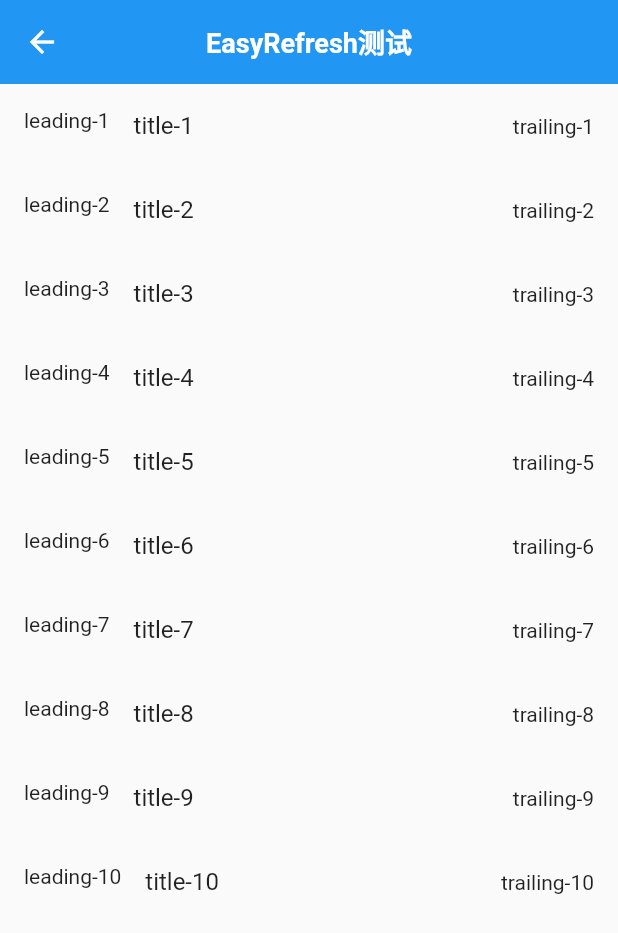
After one commit to FlyNothing/flutter_demo, a Flutter app: the EasyRefreshPage screen opened directly, on a phone screen of 412 x 824 dp. The commit adds this screen. Shown: the top 933 px of the screen. Run offline on Flutter 3.47's test engine with Material 2 defaults, Android fonts, the phone set to English and light mode, and no system bars; drawn by our look-alikes of easy_refresh; our stand-ins replace cached_network_image, dio, flutter_easyloading, flutter_screenutil, qr_flutter, shared_preferences and 1 more; accounts and stored records are empty.

Commit message:
[A] - 增加easy_refresh

```diff
--- /dev/null
+++ b/lib/plugin/easyrefresh/easy_refresh_data.dart
@@ -0,0 +1,16 @@
+const int _max = 32;
+
+List<Map<String, String>> getPageData(int page, int size) {
+  if (_max < page * size) {
+    size = _max - (page - 1) * size;
+  }
+
+  return List.generate(
+    size,
+    (index) => {
+      "leading": "leading-${index + 1 + (page - 1) * 10}",
+      "title": "title-${index + 1 + (page - 1) * 10}",
+      "trailing": "trailing-${index + 1 + (page - 1) * 10}"
+    },
+  );
+}
--- /dev/null
+++ b/lib/plugin/easyrefresh/easy_refresh_page.dart
@@ -0,0 +1,78 @@
+import 'package:easy_refresh/easy_refresh.dart';
+import 'package:flutter/material.dart';
+import 'package:flutter_demo/common/util/easy_refresh.dart';
+import 'package:flutter_demo/common/util/global_widget.dart';
+import 'package:flutter_demo/plugin/easyrefresh/easy_refresh_data.dart';
+
+class EasyRefreshPage extends StatefulWidget {
+  const EasyRefreshPage({Key? key}) : super(key: key);
+
+  @override
+  State<EasyRefreshPage> createState() => _EasyRefreshPageState();
+}
+
+class _EasyRefreshPageState extends State<EasyRefreshPage> {
+  List<Map<String, String>> _data = List.empty(growable: true);
+  late EasyRefreshController _controller;
+  late int _page;
+  final int _size = 10;
+
+  @override
+  void initState() {
+    super.initState();
+    _controller = EasyRefreshController(
+      controlFinishRefresh: true,
+      controlFinishLoad: true,
+    );
+    _refresh();
+  }
+
+  @override
+  Widget build(BuildContext context) {
+    return Scaffold(
+      appBar: appBarStandard(title: 'EasyRefresh测试'),
+      body: _getBody(),
+    );
+  }
+
+  _refresh() {
+    _page = 1;
+    List<Map<String, String>> respData = getPageData(_page, _size);
+    _page = _page + 1;
+    setState(() {
+      _data = respData;
+    });
+    _controller.finishRefresh();
+  }
+
+  _load() {
+    List<Map<String, String>> respData = getPageData(_page, _size);
+    _page = _page + 1;
+    setState(() {
+      _data.addAll(respData);
+    });
+    _controller.finishLoad(respData.length < _size ? IndicatorResult.noMore : IndicatorResult.success);
+  }
+
+  Widget _getBody() {
+    if (_data.isEmpty) {
+      return const Center(
+        child: CircularProgressIndicator(),
+      );
+    }
+    return getEasyRefresh(
+      controller: _controller,
+      onLoad: _load,
+      onRefresh: _refresh,
+      child: ListView.builder(
+        itemCount: _data.length,
+        itemBuilder: ((context, index) => ListTile(
+              // contentPadding: const EdgeInsets.all(20),
+              leading: Text(_data[index]["leading"] as String),
+              title: Text(_data[index]["title"] as String),
+              trailing: Text(_data[index]["trailing"] as String),
+            )),
+      ),
+    );
+  }
+}
--- a/lib/plugin/plugin_menu_config.dart
+++ b/lib/plugin/plugin_menu_config.dart
@@ -1,6 +1,7 @@
 import 'package:flutter/material.dart';
 import 'package:flutter_demo/plugin/cachednetworkimage/cached_network_image_page.dart';
 import 'package:flutter_demo/plugin/easyloading/page/easy_loading_page.dart';
+import 'package:flutter_demo/plugin/easyrefresh/easy_refresh_page.dart';
 import 'package:flutter_demo/plugin/qrcode/qr_code_page.dart';
 import 'package:flutter_demo/plugin/sharedpreferences/shared_preferences_page.dart';
 
@@ -9,6 +10,7 @@ List<PluginMenuVO> pluginMenuList = [
   PluginMenuVO("qr_code", "二维码生成", const QRCodePage('{"code": "A Test QR Code"}')),
   PluginMenuVO("cached_network_image", "图片缓存", const CachedNetworkImagePage()),
   PluginMenuVO("shared_preferences", "轻量级本地存储", const SharedPreferencesPage()),
+  PluginMenuVO("easy_refresh", "下拉刷新及上拉加载", const EasyRefreshPage()),
 ];
 
 class PluginMenuVO {
```
Also changed, not shown: lib/common/util/easy_refresh.dart (added, +41 -0 lines).
